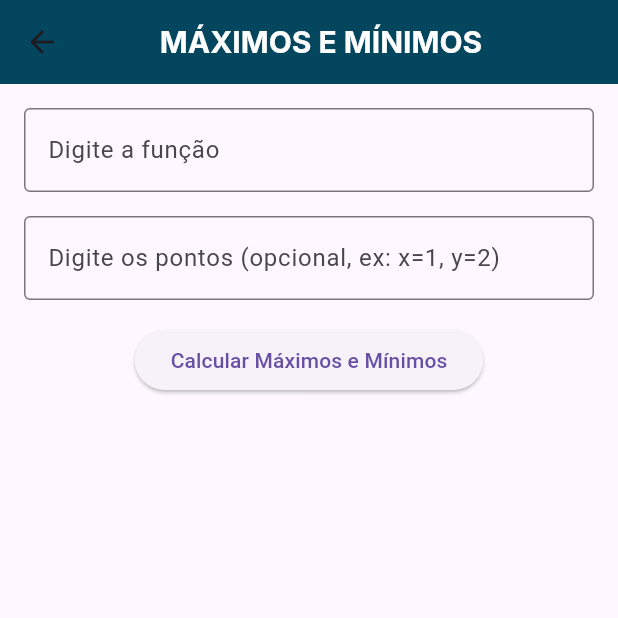
After one commit to raynayara/flutter_calculoapp, a Flutter app: the screen it shows after launch, after a tap on the "trending up" icon, on a phone screen of 412 x 824 dp, the top half of it. The commit adds this screen. Run offline on Flutter 3.47's test engine with Material 3 defaults, Android fonts, the phone set to English and light mode, and no system bars; our stand-ins replace webview_flutter; Roboto replaces fonts that are missing (Inter).

Commit message:
adição da rota maximos e minimos

```diff
--- a/lib/pages/home_page.dart
+++ b/lib/pages/home_page.dart
@@ -4,6 +4,7 @@ import 'package:flutter_calculoapp/pages/derivada_implicita.dart';
 import 'package:flutter_calculoapp/pages/graph_route.dart';
 import 'package:flutter_calculoapp/pages/plano_tangente.dart';
 import 'package:flutter_calculoapp/pages/reta_normal.dart';
+import 'package:flutter_calculoapp/pages/maximos_minimos.dart'; // Import da página de máximos e mínimos
 
 class HomePage extends StatefulWidget {
   const HomePage({super.key});
@@ -89,6 +90,21 @@ class _HomePageState extends State<HomePage> {
               ),
             ],
           ),
+          const SizedBox(height: 50),
+
+          // Terceira linha: Máximos e Mínimos
+          Row(
+            mainAxisAlignment: MainAxisAlignment.center,
+            children: [
+              _buildButtonWithLabel(
+                context,
+                'Máximos e Mínimos',
+                Icons.trending_up, // Ícone representando máximos e mínimos
+                MaximosMinimosPage(), // Navegar para a página de máximos e mínimos
+                width: MediaQuery.of(context).size.width * 0.7, // Botão mais largo para centralizar
+              ),
+            ],
+          ),
           const Spacer(),
 
           // Botão para plotar gráfico centralizado
--- /dev/null
+++ b/lib/pages/maximos_minimos.dart
@@ -0,0 +1,138 @@
+import 'package:flutter/material.dart';
+import 'package:flutter_calculoapp/services/send.dart';
+
+class MaximosMinimosPage extends StatefulWidget {
+  const MaximosMinimosPage({super.key});
+
+  @override
+  State<MaximosMinimosPage> createState() => _MaximosMinimosPageState();
+}
+
+class _MaximosMinimosPageState extends State<MaximosMinimosPage> {
+  final _formKey = GlobalKey<FormState>();
+  TextEditingController funcController = TextEditingController();
+  TextEditingController pointController = TextEditingController();
+  String result = ''; // Armazena o resultado da API
+
+  // Função para chamar a API de máximos e mínimos
+  Future<void> fetchMaximosMinimos(String func, String points) async {
+    final sendFunctionData = SendFunctionData(
+      params: {
+        'function': funcController.text,
+        'x': pointController.text.isNotEmpty ? pointController.text.split(',')[0] : '',
+        'y': pointController.text.isNotEmpty ? pointController.text.split(',')[1] : '',
+      },
+      resultKey: 'maximos_minimos',
+    );
+
+    try {
+      final response = await sendFunctionData.sendData('maximos_minimos');
+      setState(() {
+        result = response;
+      });
+    } catch (e) {
+      setState(() {
+        result = 'Erro: $e';
+      });
+    }
+  }
+
+  @override
+  Widget build(BuildContext context) {
+    return Scaffold(
+      appBar: AppBar(
+        title: const Padding(
+          padding: EdgeInsets.only(right: 40),
+          child: Center(
+            child: Text(
+              'MÁXIMOS E MÍNIMOS',
+              style: TextStyle(
+                color: Colors.white,
+                fontSize: 20,
+                fontFamily: 'Inter',
+                fontWeight: FontWeight.w700,
+                height: 0,
+              ),
+            ),
+          ),
+        ),
+        flexibleSpace: Container(
+          width: 360,
+          height: 100,
+          decoration: const BoxDecoration(
+            color: Color(0xFF03465E),
+          ),
+        ),
+      ),
+      body: Padding(
+        padding: const EdgeInsets.all(16.0),
+        child: Form(
+          key: _formKey,
+          child: Column(
+            children: [
+              // Campo para a função
+              TextFormField(
+                controller: funcController,
+                decoration: const InputDecoration(
+                  labelText: 'Digite a função',
+                  border: OutlineInputBorder(),
+                ),
+                validator: (value) {
+                  if (value == null || value.isEmpty) {
+                    return 'Por favor, digite a função';
+                  }
+                  return null;
+                },
+              ),
+              const SizedBox(height: 16),
+
+              // Campo opcional para os pontos
+              TextFormField(
+                controller: pointController,
+                decoration: const InputDecoration(
+                  labelText: 'Digite os pontos (opcional, ex: x=1, y=2)',
+                  border: OutlineInputBorder(),
+                ),
+              ),
+              const SizedBox(height: 16),
+
+              // Botão para calcular máximos e mínimos
+              ElevatedButton(
+                onPressed: () {
+                  if (_formKey.currentState!.validate()) {
+                    fetchMaximosMinimos(funcController.text, pointController.text);
+                  }
+                },
+                child: const Text('Calcular Máximos e Mínimos'),
+              ),
+
+              const SizedBox(height: 16),
+
+              // Exibir o resultado
+              if (result.isNotEmpty)
+                Container(
+                  padding: const EdgeInsets.all(16.0),
+                  decoration: BoxDecoration(
+                    color: Colors.grey[200],
+                    borderRadius: BorderRadius.circular(10.0),
+                    border: Border.all(
+                      color: Colors.grey,
+                    ),
+                  ),
+                  child: Text(
+                    result,
+                    style: const TextStyle(
+                      fontSize: 16,
+                      fontWeight: FontWeight.bold,
+                      color: Colors.black87,
+                    ),
+                    textAlign: TextAlign.center,
+                  ),
+                ),
+            ],
+          ),
+        ),
+      ),
+    );
+  }
+}
```
